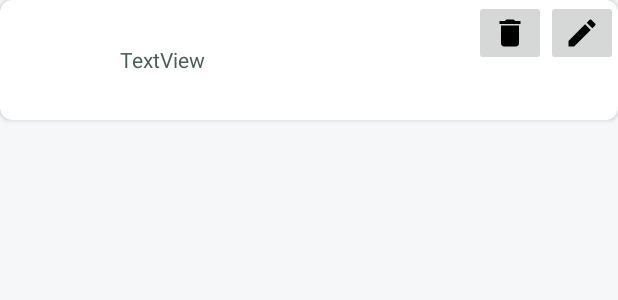
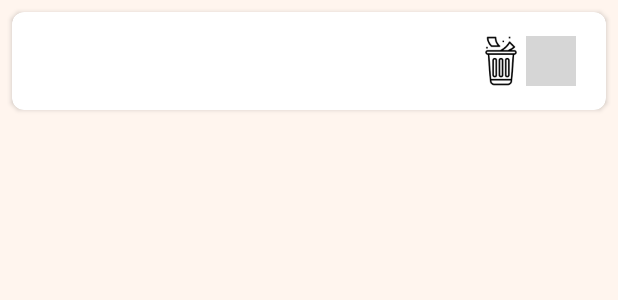
Before and after one commit to javierlala12/proyectoKotlin, an Android app: the layout view_tarea.xml on its own in the app's theme, with its tools: preview values and no code run, on a phone screen of 412 x 824 dp. Shown: the top 300 px of the screen. Run offline under Robolectric (Android 15) with nearby library versions, the phone set to English and light mode, and no system bars; grey boxes are pictures that could not be loaded.

Commit message:
updateImages

```diff
--- a/app/src/main/java/com/javiervillaverde/proyectokotlin/DetalleFragment.kt
+++ b/app/src/main/java/com/javiervillaverde/proyectokotlin/DetalleFragment.kt
@@ -1,14 +1,16 @@
 package com.javiervillaverde.proyectokotlin
 
+
 import android.os.Bundle
-import androidx.fragment.app.Fragment
 import android.view.View
 import android.widget.Button
+import androidx.fragment.app.Fragment
 import androidx.navigation.fragment.findNavController
 import com.bumptech.glide.Glide
 import com.javiervillaverde.proyectokotlin.databinding.FragmentDetalleBinding
 
 class DetalleFragment : Fragment(R.layout.fragment_detalle) {
+
     override fun onViewCreated(view: View, savedInstanceState: Bundle?) {
         super.onViewCreated(view, savedInstanceState)
 
--- a/app/src/main/java/com/javiervillaverde/proyectokotlin/ListaFragment.kt
+++ b/app/src/main/java/com/javiervillaverde/proyectokotlin/ListaFragment.kt
@@ -2,6 +2,7 @@ package com.javiervillaverde.proyectokotlin
 import android.os.Bundle
 import androidx.fragment.app.Fragment
 import android.view.View
+import android.widget.TextView
 import androidx.core.os.bundleOf
 import androidx.lifecycle.lifecycleScope
 import androidx.navigation.fragment.findNavController
@@ -34,6 +35,7 @@ class ListaFragment : Fragment(R.layout.fragment_lista) {
         }
     }
 
+
     fun onBorrar(posicion: Int) {
         lifecycleScope.launch {
             RecetaManager.deleteRecipe(posicion)
--- /dev/null
+++ b/app/src/main/res/font/mogra_font.xml
@@ -0,0 +1,7 @@
+<?xml version="1.0" encoding="utf-8"?>
+<font-family xmlns:app="http://schemas.android.com/apk/res-auto">
+    <font
+        app:fontStyle="normal"
+        app:fontWeight="400"
+        app:font="@font/mogra_regular" />
+</font-family>
--- a/app/src/main/res/layout/view_tarea.xml
+++ b/app/src/main/res/layout/view_tarea.xml
@@ -1,44 +1,57 @@
 <androidx.cardview.widget.CardView
     xmlns:android="http://schemas.android.com/apk/res/android"
     android:layout_width="match_parent"
-    android:layout_height="wrap_content"
+    android:layout_height="65dp"
     xmlns:app="http://schemas.android.com/apk/res-auto"
     android:elevation="8dp"
     app:cardCornerRadius="8dp"
-    android:background="@color/colorAccent">
+    android:layout_margin="8dp">
 
-    <LinearLayout
+    <RelativeLayout
         android:layout_width="match_parent"
-        android:layout_height="wrap_content"
-        android:orientation="horizontal">
+        android:layout_height="match_parent">
 
         <ImageView
             android:id="@+id/imagenTarea"
-            android:layout_width="80dp"
-            android:layout_height="80dp"
-            android:scaleType="centerCrop" />
+            android:layout_width="match_parent"
+            android:layout_height="match_parent"
+            android:scaleType="centerCrop"
+            android:adjustViewBounds="true"
+            android:cropToPadding="true"
+            android:background="@android:color/transparent"
+            android:padding="0dp"
+            android:alpha="0.9" />
 
         <TextView
             android:id="@+id/nombre"
             android:layout_width="wrap_content"
             android:layout_height="wrap_content"
-            android:layout_weight="1"
-            android:layout_gravity="center_vertical"
+            android:layout_alignParentStart="true"
+            android:layout_centerVertical="true"
+            android:layout_marginStart="20dp"
             android:text="TextView"
-            android:textColor="@color/colorOnPrimary" />
+            style="@style/fuente"
+            android:textColor="@color/white" />
 
+        <ImageButton
+            android:id="@+id/btnModificar"
+            android:layout_width="33dp"
+            android:layout_height="33dp"
+            android:scaleType="fitCenter"
+            android:layout_alignParentEnd="true"
+            android:layout_marginEnd="20dp"
+            android:layout_centerVertical="true"
+            android:src="@drawable/editar"
+            android:background="@null"/>
 
         <ImageButton
             android:id="@+id/btnBorrar"
-            android:layout_width="wrap_content"
-            android:layout_height="wrap_content"
-            android:src="@drawable/baseline_delete_24" />
-
-        <ImageButton
-            android:id="@+id/btnModificar"
-            android:layout_width="wrap_content"
-            android:layout_height="wrap_content"
-            android:src="@drawable/baseline_mode_edit_24" />
-
-    </LinearLayout>
+            android:layout_width="33dp"
+            android:layout_height="33dp"
+            android:scaleType="fitCenter"
+            android:layout_toStartOf="@id/btnModificar"
+            android:layout_centerVertical="true"
+            android:src="@drawable/borrar"
+            android:background="@null"/>
+    </RelativeLayout>
 </androidx.cardview.widget.CardView>
--- a/app/src/main/res/values/colors.xml
+++ b/app/src/main/res/values/colors.xml
@@ -2,8 +2,8 @@
 <resources>
     <color name="black">#FF000000</color>
     <color name="white">#FFFFFFFF</color>
-    <color name="colorPrimary">#F5F7F8</color>
+    <color name="colorPrimary">#FFF5EE</color>
     <color name="colorPrimaryVariant">#F4CE14</color>
     <color name="colorOnPrimary">#495E57</color>
-    <color name="colorAccent">#45474B</color>
+    <color name="colorAccent">#8C8C8C</color>
 </resources>
--- /dev/null
+++ b/app/src/main/res/values/styles.xml
@@ -0,0 +1,9 @@
+<?xml version="1.0" encoding="utf-8"?>
+<resources>
+    <style name="fuente">
+        <item name="android:fontFamily">@font/mogra_font</item>
+        <item name="android:textSize">20sp</item>
+        <item name="android:textColor">#FFFFFF</item>
+        <item name="android:lineHeight">24sp</item>
+    </style>
+</resources>
```
Also changed, not shown: app/src/main/res/layout/fragment_lista.xml (+37 -9 lines), app/src/main/res/menu/bottom_nav_menu.xml (added, +24 -0 lines), app/src/main/java/com/javiervillaverde/proyectokotlin/RecetaProvider.kt (line endings or trailing spaces), app/src/main/res/drawable/borrar.png (added), app/src/main/res/drawable/favoritos.png (added), app/src/main/res/drawable/icono_barra.png (added), app/src/main/res/font/mogra_regular.ttf (added).
